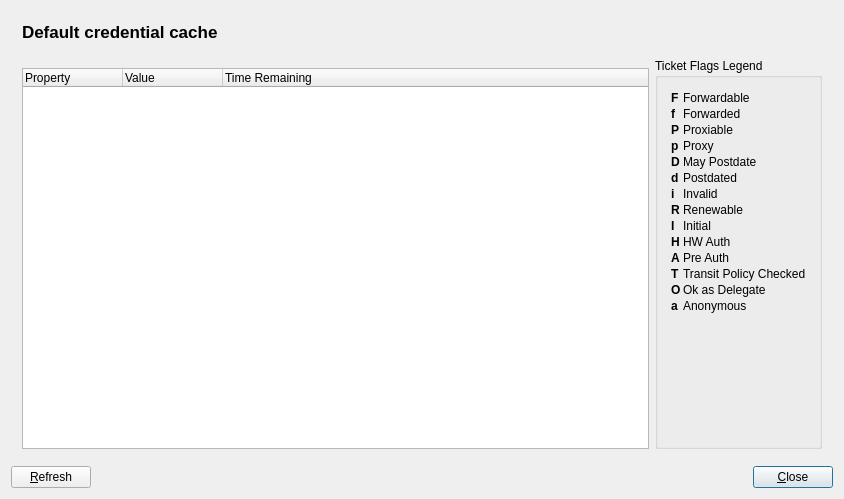
Qt form krb5-ticket-watcher/src/mainwidget.ui (bas524/kerberos-ticket-watcher) before a commit.
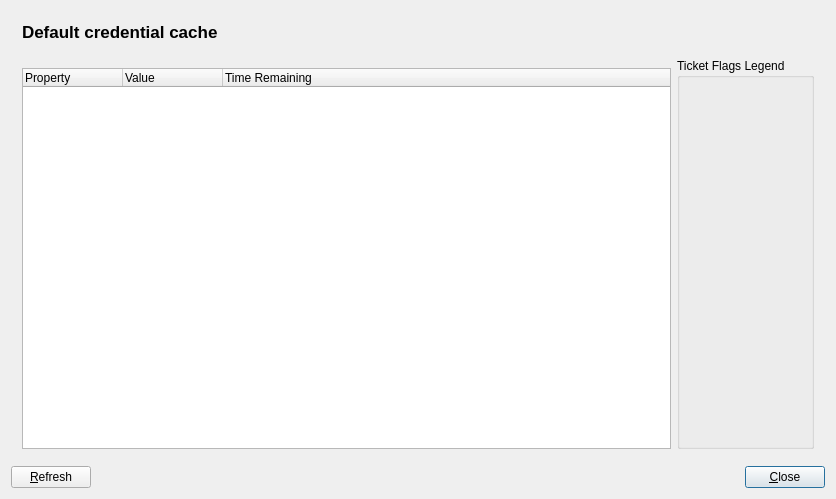
The same form after that commit.

What changed in the file:
```diff
--- a/krb5-ticket-watcher/src/mainwidget.ui
+++ b/krb5-ticket-watcher/src/mainwidget.ui
@@ -5,7 +5,7 @@
    <rect>
     <x>0</x>
     <y>0</y>
-    <width>819</width>
+    <width>836</width>
     <height>499</height>
    </rect>
   </property>
@@ -86,23 +86,7 @@
          <item row="0" column="0" >
           <widget class="QLabel" name="textLabel1" >
            <property name="text" >
-            <string>&lt;qt>
-&lt;table>
-&lt;tr>&lt;td>&lt;b>F&lt;/b>&lt;/td>&lt;td>Forwardable&lt;/td>&lt;/tr>
-&lt;tr>&lt;td>&lt;b>f&lt;/b>&lt;/td>&lt;td>Forwarded&lt;/td>&lt;/tr>
-&lt;tr>&lt;td>&lt;b>P&lt;/b>&lt;/td>&lt;td>Proxiable&lt;/td>&lt;/tr>
-&lt;tr>&lt;td>&lt;b>p&lt;/b>&lt;/td>&lt;td>Proxy&lt;/td>&lt;/tr>
-&lt;tr>&lt;td>&lt;b>D&lt;/b>&lt;/td>&lt;td>May Postdate&lt;/td>&lt;/tr>
-&lt;tr>&lt;td>&lt;b>d&lt;/b>&lt;/td>&lt;td>Postdated&lt;/td>&lt;/tr>
-&lt;tr>&lt;td>&lt;b>i&lt;/b>&lt;/td>&lt;td>Invalid&lt;/td>&lt;/tr>
-&lt;tr>&lt;td>&lt;b>R&lt;/b>&lt;/td>&lt;td>Renewable&lt;/td>&lt;/tr>
-&lt;tr>&lt;td>&lt;b>I&lt;/b>&lt;/td>&lt;td>Initial&lt;/td>&lt;/tr>
-&lt;tr>&lt;td>&lt;b>H&lt;/b>&lt;/td>&lt;td>HW Auth&lt;/td>&lt;/tr>
-&lt;tr>&lt;td>&lt;b>A&lt;/b>&lt;/td>&lt;td>Pre Auth&lt;/td>&lt;/tr>
-&lt;tr>&lt;td>&lt;b>T&lt;/b>&lt;/td>&lt;td>Transit Policy Checked&lt;/td>&lt;/tr>
-&lt;tr>&lt;td>&lt;b>O&lt;/b>&lt;/td>&lt;td>Ok as Delegate&lt;/td>&lt;/tr>
-&lt;tr>&lt;td>&lt;b>a&lt;/b>&lt;/td>&lt;td>Anonymous&lt;/td>&lt;/tr>
-&lt;/table>&lt;/qt></string>
+            <string/>
            </property>
            <property name="alignment" >
             <set>Qt::AlignLeading|Qt::AlignLeft|Qt::AlignTop</set>
```
